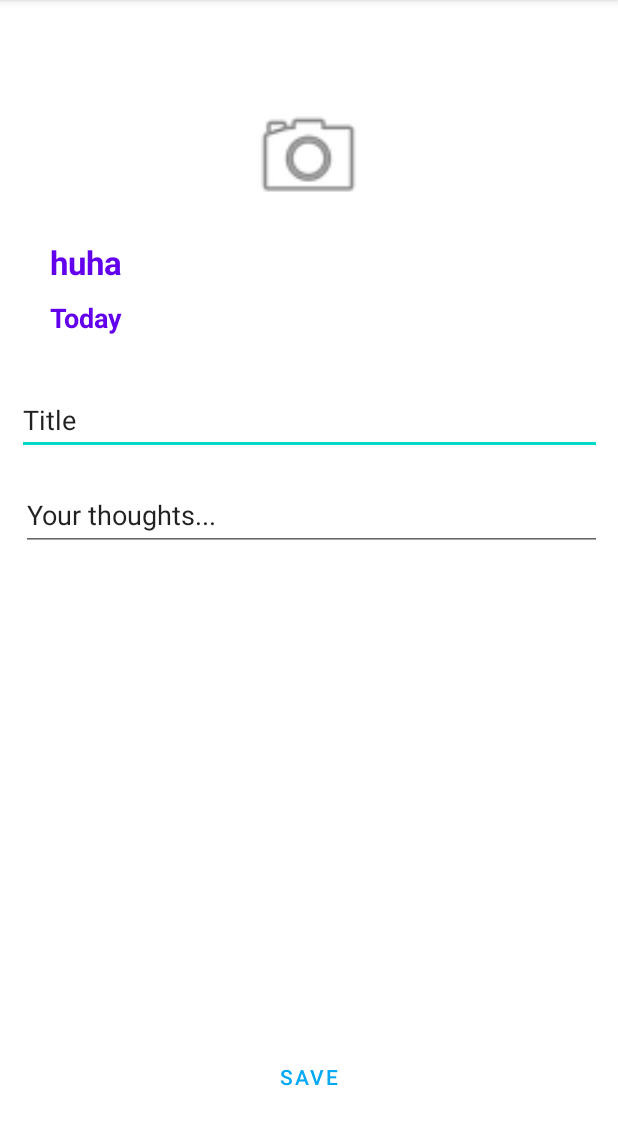
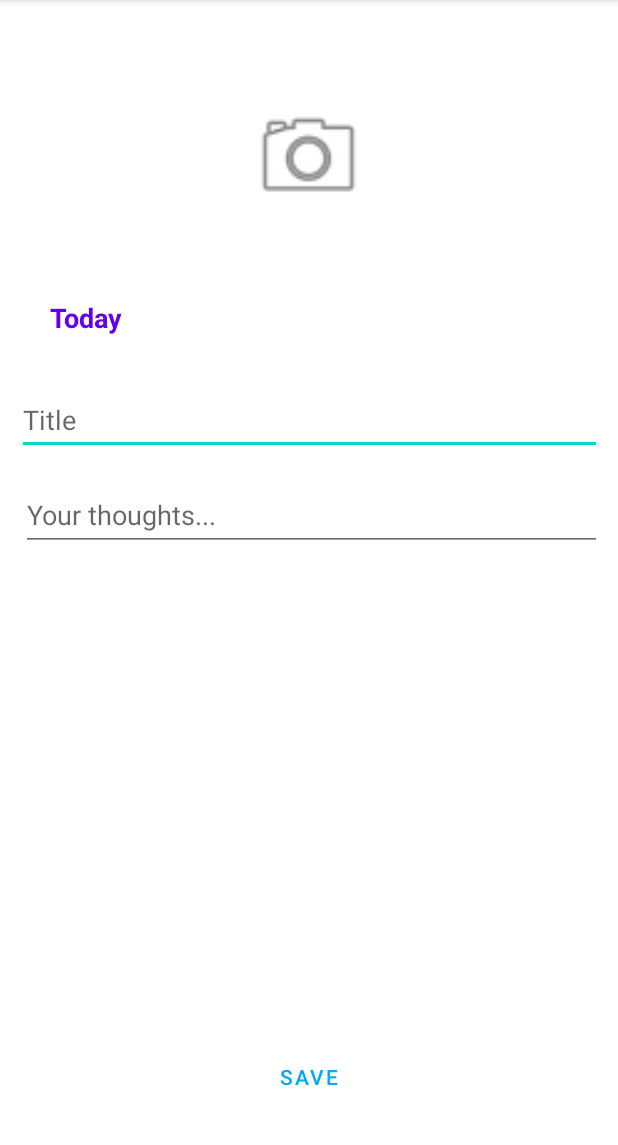
Before and after one commit to Astriex/Reflection, an Android app: the PostNoteActivity screen opened directly, with no data from a screen before it, on a phone screen of 412 x 824 dp, the part 84-1229 px from its top. Run offline under Robolectric (Android 15) with nearby library versions, the phone set to English and light mode, and no system bars; our stand-ins replace Firebase (no records; nobody signed in at launch, a user with empty details on screens opened directly), data binding; 2 statements that could not run were skipped.

Commit message:
refactored code

```diff
--- a/app/src/main/res/layout/activity_post_note.xml
+++ b/app/src/main/res/layout/activity_post_note.xml
@@ -36,7 +36,7 @@
             android:layout_height="35dp"
             android:layout_marginStart="33dp"
             android:layout_marginBottom="4dp"
-            android:text="huha"
+            android:text=""
             android:textColor="@color/design_default_color_primary"
             android:textSize="22sp"
             android:textStyle="bold"
@@ -83,7 +83,6 @@
             android:ems="10"
             android:hint="Title"
             android:inputType="textPersonName"
-            android:text="Title"
             app:layout_constraintEnd_toEndOf="parent"
             app:layout_constraintHorizontal_bias="0.523"
             app:layout_constraintStart_toStartOf="parent"
@@ -99,7 +98,6 @@
             android:ems="10"
             android:hint="Your thoughts..."
             android:inputType="textPersonName"
-            android:text="Your thoughts..."
             app:layout_constraintEnd_toEndOf="parent"
             app:layout_constraintHorizontal_bias="0.0"
             app:layout_constraintStart_toStartOf="parent"
```
